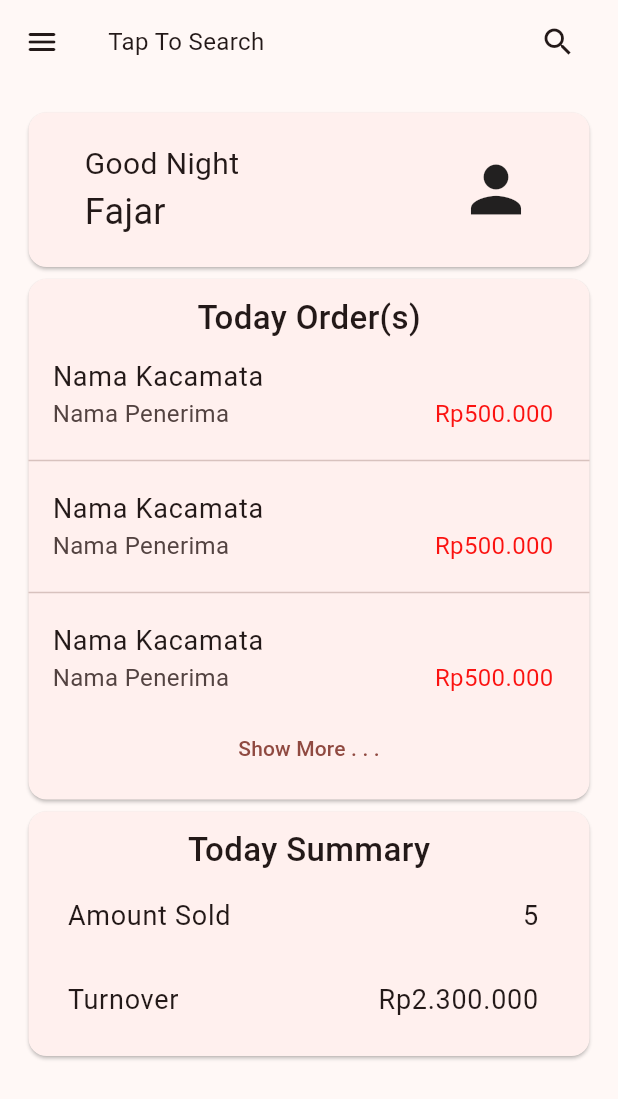
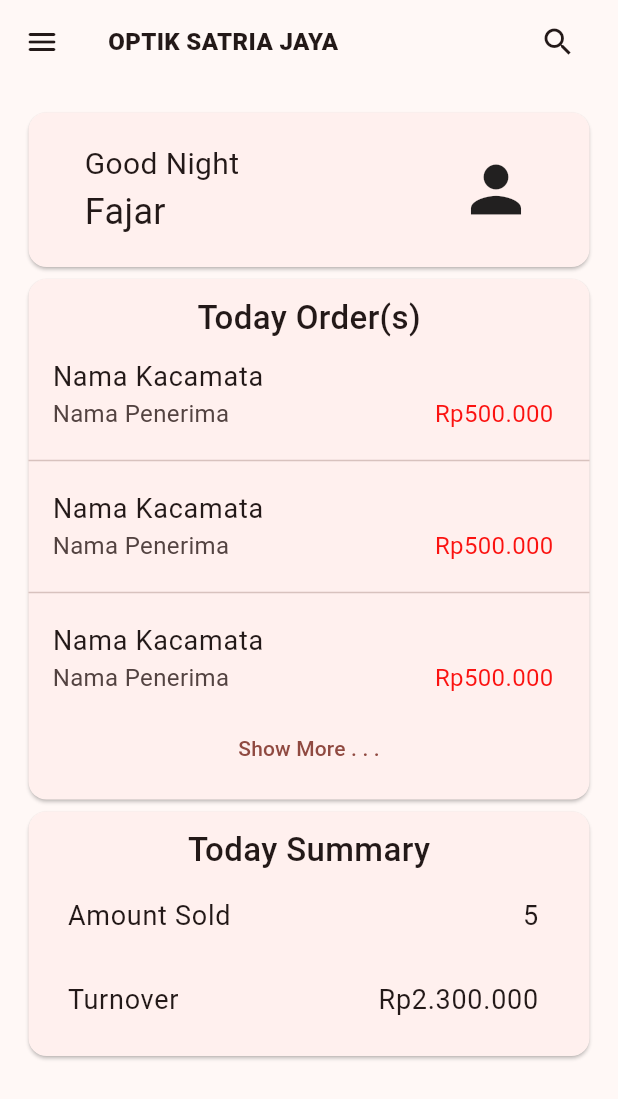
Before and after one commit to gojalifs/satria-optics-admin, a Flutter app: the HomePage screen opened by its route, on a phone screen of 412 x 824 dp. Shown: the top 1099 px of the screen. Run offline on Flutter 3.47's test engine with Material 2 defaults, Android fonts, the phone set to English and light mode, and no system bars; drawn by our look-alikes of animated_search_bar; our stand-ins replace cherry_toast, cloud_firestore, firebase_auth, firebase_core, firebase_storage, fl_chart; accounts and stored records are empty.

Commit message:
change text

```diff
--- a/lib/screen/home/custom_appbar.dart
+++ b/lib/screen/home/custom_appbar.dart
@@ -48,8 +48,10 @@ class _SearchAppBarState extends State<SearchAppBar> {
           focusedBorder: InputBorder.none,
           hintText: 'Search User, Order ID, or Product',
         ),
-        label: 'Tap To Search',
-        labelStyle: Theme.of(context).textTheme.bodyMedium!,
+        label: 'OPTIK SATRIA JAYA',
+        labelStyle: Theme.of(context).textTheme.bodyMedium!.copyWith(
+              fontWeight: FontWeight.w900,
+            ),
         textInputAction: TextInputAction.search,
         onChanged: (value) {},
         onFieldSubmitted: (value) {},
```
